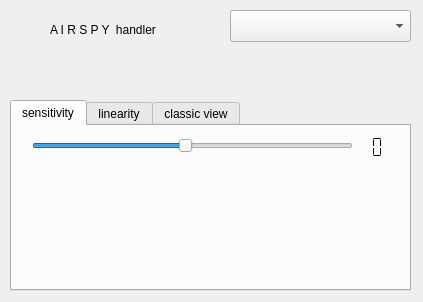
Old version of the form src/input/airspy/airspy-widget.ui in the repository JvanKatwijk/sdr-j-spectrumviewer.
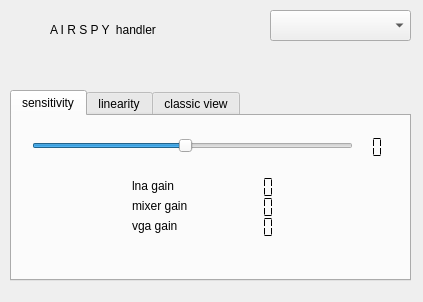
New version of the form. The open tabs and pages were chosen to show the change.

Commit message: added lna, mixer and vga gains to linearity and sensitivity sliders

The edit to the form file:
```diff
--- a/src/input/airspy/airspy-widget.ui
+++ b/src/input/airspy/airspy-widget.ui
@@ -17,7 +17,7 @@
    <property name="geometry">
     <rect>
      <x>10</x>
-     <y>100</y>
+     <y>90</y>
      <width>401</width>
      <height>191</height>
     </rect>
@@ -33,7 +33,7 @@
      <property name="geometry">
       <rect>
        <x>20</x>
-       <y>10</y>
+       <y>20</y>
        <width>321</width>
        <height>20</height>
       </rect>
@@ -52,7 +52,7 @@
      <property name="geometry">
       <rect>
        <x>340</x>
-       <y>10</y>
+       <y>20</y>
        <width>41</width>
        <height>23</height>
       </rect>
@@ -67,6 +67,102 @@
       <enum>QLCDNumber::Flat</enum>
      </property>
     </widget>
+    <widget class="QLCDNumber" name="sensitivity_lnaDisplay">
+     <property name="geometry">
+      <rect>
+       <x>220</x>
+       <y>60</y>
+       <width>64</width>
+       <height>23</height>
+      </rect>
+     </property>
+     <property name="frameShape">
+      <enum>QFrame::NoFrame</enum>
+     </property>
+     <property name="digitCount">
+      <number>2</number>
+     </property>
+     <property name="segmentStyle">
+      <enum>QLCDNumber::Flat</enum>
+     </property>
+    </widget>
+    <widget class="QLCDNumber" name="sensitivity_mixerDisplay">
+     <property name="geometry">
+      <rect>
+       <x>220</x>
+       <y>80</y>
+       <width>64</width>
+       <height>23</height>
+      </rect>
+     </property>
+     <property name="frameShape">
+      <enum>QFrame::NoFrame</enum>
+     </property>
+     <property name="digitCount">
+      <number>2</number>
+     </property>
+     <property name="segmentStyle">
+      <enum>QLCDNumber::Flat</enum>
+     </property>
+    </widget>
+    <widget class="QLCDNumber" name="sensitivity_vgaDisplay">
+     <property name="geometry">
+      <rect>
+       <x>220</x>
+       <y>100</y>
+       <width>64</width>
+       <height>23</height>
+      </rect>
+     </property>
+     <property name="frameShape">
+      <enum>QFrame::NoFrame</enum>
+     </property>
+     <property name="digitCount">
+      <number>2</number>
+     </property>
+     <property name="segmentStyle">
+      <enum>QLCDNumber::Flat</enum>
+     </property>
+    </widget>
+    <widget class="QLabel" name="label_5">
+     <property name="geometry">
+      <rect>
+       <x>120</x>
+       <y>60</y>
+       <width>101</width>
+       <height>20</height>
+      </rect>
+     </property>
+     <property name="text">
+      <string>lna gain</string>
+     </property>
+    </widget>
+    <widget class="QLabel" name="label_6">
+     <property name="geometry">
+      <rect>
+       <x>120</x>
+       <y>80</y>
+       <width>91</width>
+       <height>20</height>
+      </rect>
+     </property>
+     <property name="text">
+      <string>mixer gain</string>
+     </property>
+    </widget>
+    <widget class="QLabel" name="label_7">
+     <property name="geometry">
+      <rect>
+       <x>120</x>
+       <y>100</y>
+       <width>81</width>
+       <height>20</height>
+      </rect>
+     </property>
+     <property name="text">
+      <string>vga gain</string>
+     </property>
+    </widget>
    </widget>
    <widget class="QWidget" name="tab_2">
     <attribute name="title">
@@ -107,6 +203,102 @@
       <enum>QLCDNumber::Flat</enum>
      </property>
     </widget>
+    <widget class="QLCDNumber" name="linearity_lnaDisplay">
+     <property name="geometry">
+      <rect>
+       <x>220</x>
+       <y>60</y>
+       <width>64</width>
+       <height>23</height>
+      </rect>
+     </property>
+     <property name="frameShape">
+      <enum>QFrame::NoFrame</enum>
+     </property>
+     <property name="digitCount">
+      <number>2</number>
+     </property>
+     <property name="segmentStyle">
+      <enum>QLCDNumber::Flat</enum>
+     </property>
+    </widget>
+    <widget class="QLCDNumber" name="linearity_mixerDisplay">
+     <property name="geometry">
+      <rect>
+       <x>220</x>
+       <y>80</y>
+       <width>64</width>
+       <height>23</height>
+      </rect>
+     </property>
+     <property name="frameShape">
+      <enum>QFrame::NoFrame</enum>
+     </property>
+     <property name="digitCount">
+      <number>2</number>
+     </property>
+     <property name="segmentStyle">
+      <enum>QLCDNumber::Flat</enum>
+     </property>
+    </widget>
+    <widget class="QLCDNumber" name="linearity_vgaDisplay">
+     <property name="geometry">
+      <rect>
+       <x>220</x>
+       <y>100</y>
+       <width>64</width>
+       <height>23</height>
+      </rect>
+     </property>
+     <property name="frameShape">
+      <enum>QFrame::NoFrame</enum>
+     </property>
+     <property name="digitCount">
+      <number>2</number>
+     </property>
+     <property name="segmentStyle">
+      <enum>QLCDNumber::Flat</enum>
+     </property>
+    </widget>
+    <widget class="QLabel" name="label_8">
+     <property name="geometry">
+      <rect>
+       <x>100</x>
+       <y>60</y>
+       <width>91</width>
+       <height>20</height>
+      </rect>
+     </property>
+     <property name="text">
+      <string>lna gain</string>
+     </property>
+    </widget>
+    <widget class="QLabel" name="label_9">
+     <property name="geometry">
+      <rect>
+       <x>100</x>
+       <y>80</y>
+       <width>101</width>
+       <height>20</height>
+      </rect>
+     </property>
+     <property name="text">
+      <string>mixer gain</string>
+     </property>
+    </widget>
+    <widget class="QLabel" name="label_10">
+     <property name="geometry">
+      <rect>
+       <x>100</x>
+       <y>100</y>
+       <width>71</width>
+       <height>20</height>
+      </rect>
+     </property>
+     <property name="text">
+      <string>vga gain</string>
+     </property>
+    </widget>
    </widget>
    <widget class="QWidget" name="tab_3">
     <attribute name="title">
@@ -326,10 +518,10 @@
   <widget class="QComboBox" name="rateSelector">
    <property name="geometry">
     <rect>
-     <x>230</x>
+     <x>270</x>
      <y>10</y>
-     <width>181</width>
-     <height>32</height>
+     <width>141</width>
+     <height>31</height>
     </rect>
    </property>
   </widget>
```
The commit also changes 2 other files.
